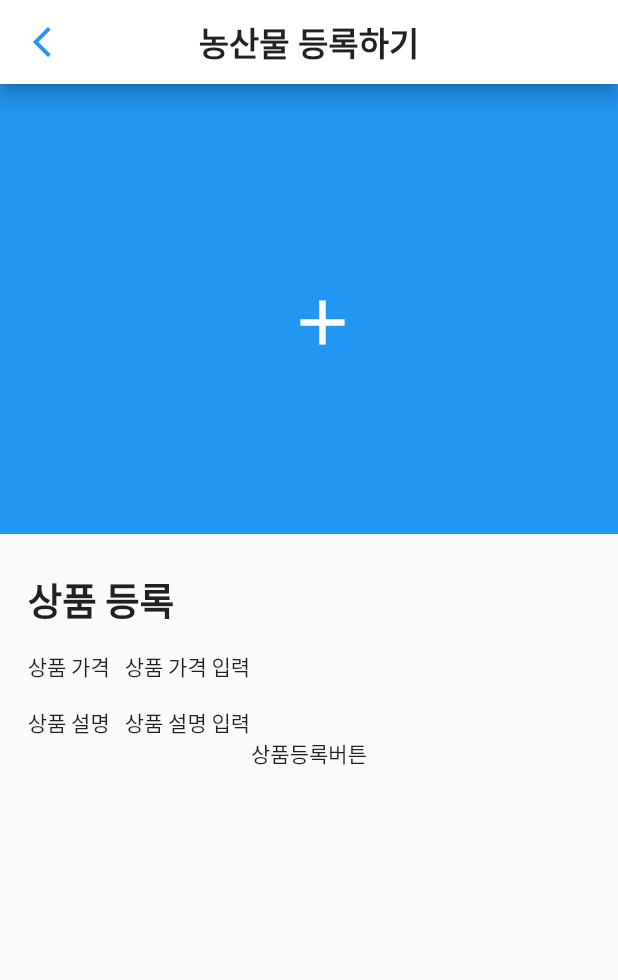
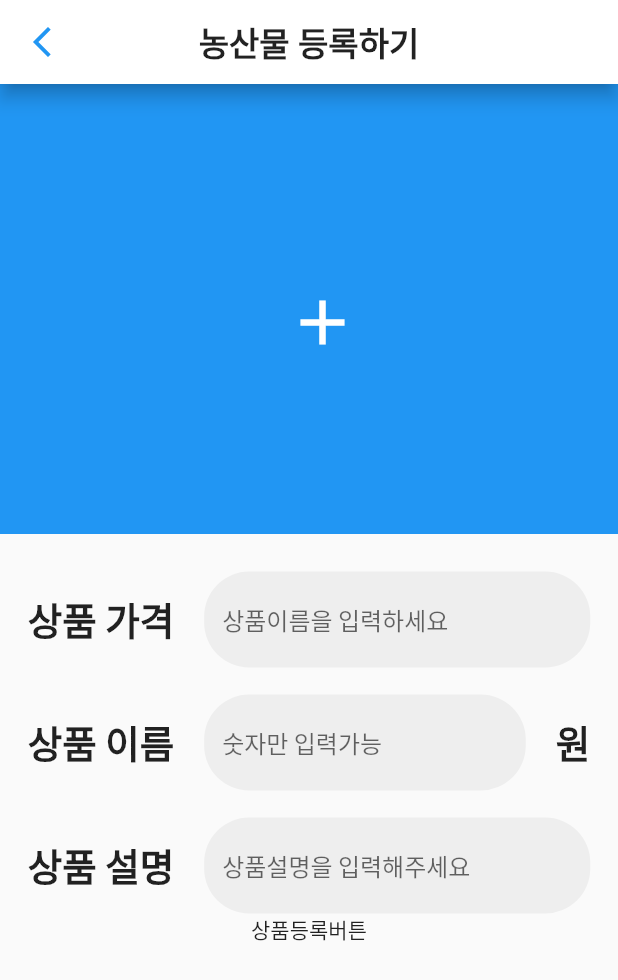
Before and after one commit to ballalssica/team_shoppingmall, a Flutter app: the ProductRegistration screen opened directly, on a phone screen of 412 x 824 dp. Shown: the top 980 px of the screen. Run offline on Flutter 3.47's test engine with Material 3 defaults, Android fonts, the light colour scheme and no system bars; our stand-ins replace image_picker.

Commit message:
feat: input박스 추가
상품등록 input박스추가

```diff
--- a/lib/product_registration/widget/registration_input.dart
+++ b/lib/product_registration/widget/registration_input.dart
@@ -1,7 +1,42 @@
 
 import 'package:flutter/material.dart';
 
-class RegistrationInput extends StatelessWidget{
+class RegistrationInput extends StatefulWidget{
+  @override
+  State<RegistrationInput> createState() => _RegistrationInputState();
+}
+
+class _RegistrationInputState extends State<RegistrationInput> {
+
+  final TextEditingController _nameController = TextEditingController();
+  final TextEditingController _priceController = TextEditingController();
+  final TextEditingController _descriptionController = TextEditingController();
+
+
+  @override
+
+    // 컨트롤러 해제
+    void dispose() {
+    _nameController.dispose();
+    _priceController.dispose();
+    _descriptionController.dispose();
+    super.dispose();
+    }
+
+    // 입력데이터
+    void _saveData() {
+    String name = _nameController.text;
+    String price = _priceController.text;
+    String description = _descriptionController.text;
+
+    print('상품 이름: $name');
+    print('상품 가격: $price');
+    print('상품 설명: $description');
+
+    // 데이터저장 로직 추가 예정
+  }
+
+
   @override
   Widget build(BuildContext context) {
     return Center(
@@ -9,32 +44,92 @@ class RegistrationInput extends StatelessWidget{
         width: 375,
         child: Column(
           children: [
+
+            //상품이름입력
             Row(
               children: [
-                Text('상품 등록',
+                Text('상품 가격',
                 style: TextStyle(
                   fontSize: 25,
                   fontWeight: FontWeight.bold
                 )),
                 SizedBox(width: 20),
+                Expanded(
+                  child: TextField(
+                    controller: _nameController,
+                    decoration: InputDecoration(
+                      hintText: '상품이름을 입력하세요',
+                      filled: true,
+                      fillColor: Colors.grey[200],
+                      border: OutlineInputBorder(
+                         borderRadius: BorderRadius.circular(30),
+                         borderSide: BorderSide.none,
+                      ),
+                    ),
+                  ))
               ],
             ),
-            const SizedBox(height: 16),
+            const SizedBox(height: 18),
+
+
+
+            //상품가격입력
             Row(
               children: [
-                const Text('상품 가격'),
-                const SizedBox(width: 10),
-                const Text('상품 가격 입력'),
+                Text('상품 이름',
+                style: TextStyle(
+                  fontSize: 25,
+                  fontWeight: FontWeight.bold
+                )),
+                SizedBox(width: 20),
+                Expanded(
+                  child: TextField(
+                    controller: _priceController,
+                    keyboardType: TextInputType.number,
+                    decoration: InputDecoration(
+                      hintText: '숫자만 입력가능',
+                      filled: true,
+                      fillColor: Colors.grey[200],
+                      border: OutlineInputBorder(
+                         borderRadius: BorderRadius.circular(30),
+                         borderSide: BorderSide.none,
+                      ),
+                    ),
+                  )),
+                  SizedBox(width: 20),
+                  Text('원',
+                  style: TextStyle(
+                  fontSize: 25,
+                  fontWeight: FontWeight.bold
+                  ),),
               ],
             ),
-            const SizedBox(height: 16),
+            const SizedBox(height: 18),
+
+            // 상품설명입력
             Row(
               children: [
-                const Text('상품 설명'),
-                const SizedBox(width: 10),
-                const Text('상품 설명 입력'),
-          ],
-        ),
+                Text('상품 설명',
+                style: TextStyle(
+                  fontSize: 25,
+                  fontWeight: FontWeight.bold
+                )),
+                SizedBox(width: 20),
+                Expanded(
+                  child: TextField(
+                    controller: _descriptionController,
+                    decoration: InputDecoration(
+                      hintText: '상품설명을 입력해주세요',
+                      filled: true,
+                      fillColor: Colors.grey[200],
+                      border: OutlineInputBorder(
+                         borderRadius: BorderRadius.circular(30),
+                         borderSide: BorderSide.none,
+                      ),
+                    ),
+                  ))
+              ],
+            ),
       ],
         ),
       ),
```
